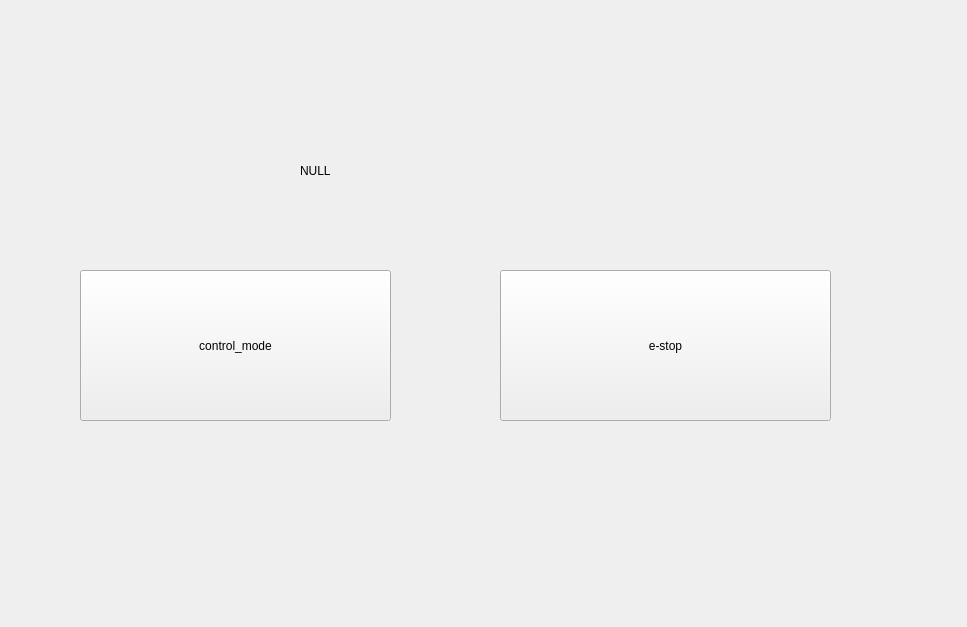
Qt form robot_rqt_plugin/resource/MyPlugin.ui (vanderbiltrobotics/NASA-RMC-2018-2019) before a commit.
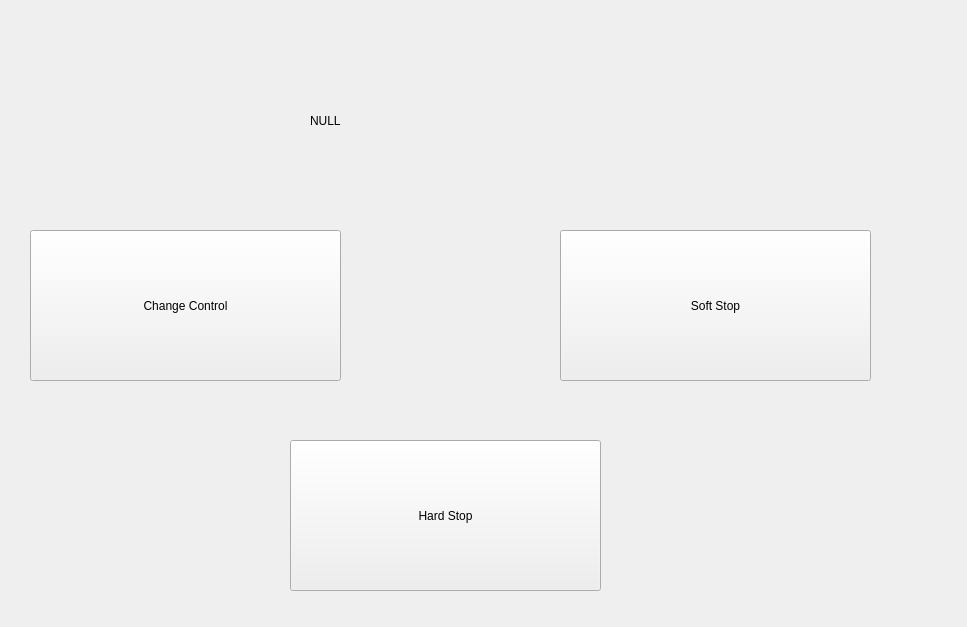
The same form after that commit.

Commit message: debugging plugin

The edit to the form file:
```diff
--- a/robot_rqt_plugin/resource/MyPlugin.ui
+++ b/robot_rqt_plugin/resource/MyPlugin.ui
@@ -16,34 +16,34 @@
   <widget class="QPushButton" name="stop">
    <property name="geometry">
     <rect>
-     <x>500</x>
-     <y>270</y>
-     <width>331</width>
+     <x>290</x>
+     <y>440</y>
+     <width>311</width>
      <height>151</height>
     </rect>
    </property>
    <property name="text">
-    <string>e-stop</string>
+    <string>Hard Stop</string>
    </property>
   </widget>
   <widget class="QPushButton" name="control">
    <property name="geometry">
     <rect>
-     <x>80</x>
-     <y>270</y>
+     <x>30</x>
+     <y>230</y>
      <width>311</width>
      <height>151</height>
     </rect>
    </property>
    <property name="text">
-    <string>control_mode</string>
+    <string>Change Control</string>
    </property>
   </widget>
   <widget class="QLabel" name="mode">
    <property name="geometry">
     <rect>
-     <x>300</x>
-     <y>120</y>
+     <x>310</x>
+     <y>70</y>
      <width>331</width>
      <height>101</height>
     </rect>
@@ -52,6 +52,19 @@
     <string>NULL</string>
    </property>
   </widget>
+  <widget class="QPushButton" name="soft_stop">
+   <property name="geometry">
+    <rect>
+     <x>560</x>
+     <y>230</y>
+     <width>311</width>
+     <height>151</height>
+    </rect>
+   </property>
+   <property name="text">
+    <string>Soft Stop</string>
+   </property>
+  </widget>
  </widget>
  <resources/>
  <connections/>
```
Left out of the diff: 2 changed lines with no effect on the pictures. The commit also changes 1 other file.
